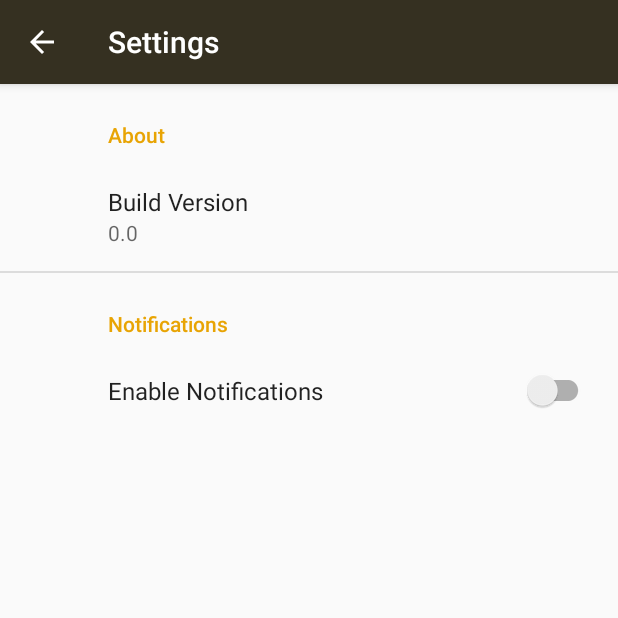
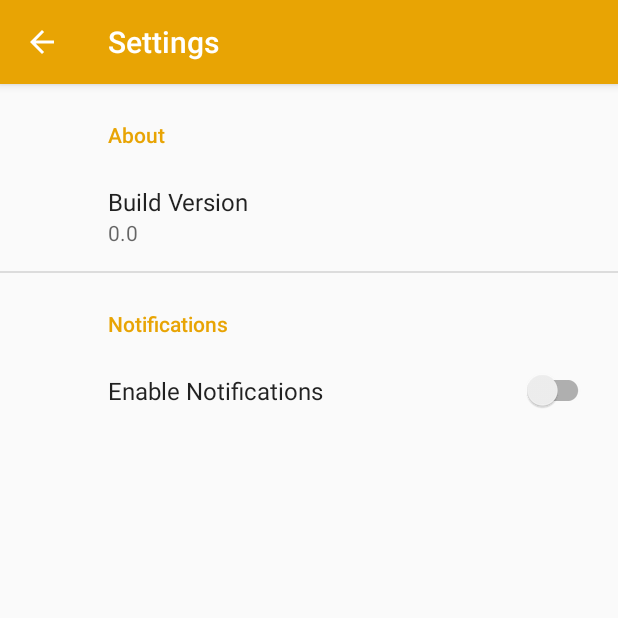
Before and after one commit to Yuenki/AR-Memento, an Android app: the SettingsActivity screen opened directly, with no data from a screen before it, on a phone screen of 412 x 824 dp, the top half of it. Run offline under Robolectric (Android 15) with nearby library versions, the phone set to English and light mode, and no system bars; our stand-ins replace androidx.preference.

Commit message:
Update colors.xml

```diff
--- a/app/src/main/res/values/colors.xml
+++ b/app/src/main/res/values/colors.xml
@@ -1,6 +1,6 @@
 <?xml version="1.0" encoding="utf-8"?>
 <resources>
-    <color name="colorPrimary">#353021</color>
+    <color name="colorPrimary">#e8a404</color>
     <color name="colorPrimaryDark">#353021</color>
     <color name="colorAccent">#e8a404</color>
     <color name="white">#ffffff</color>
```
